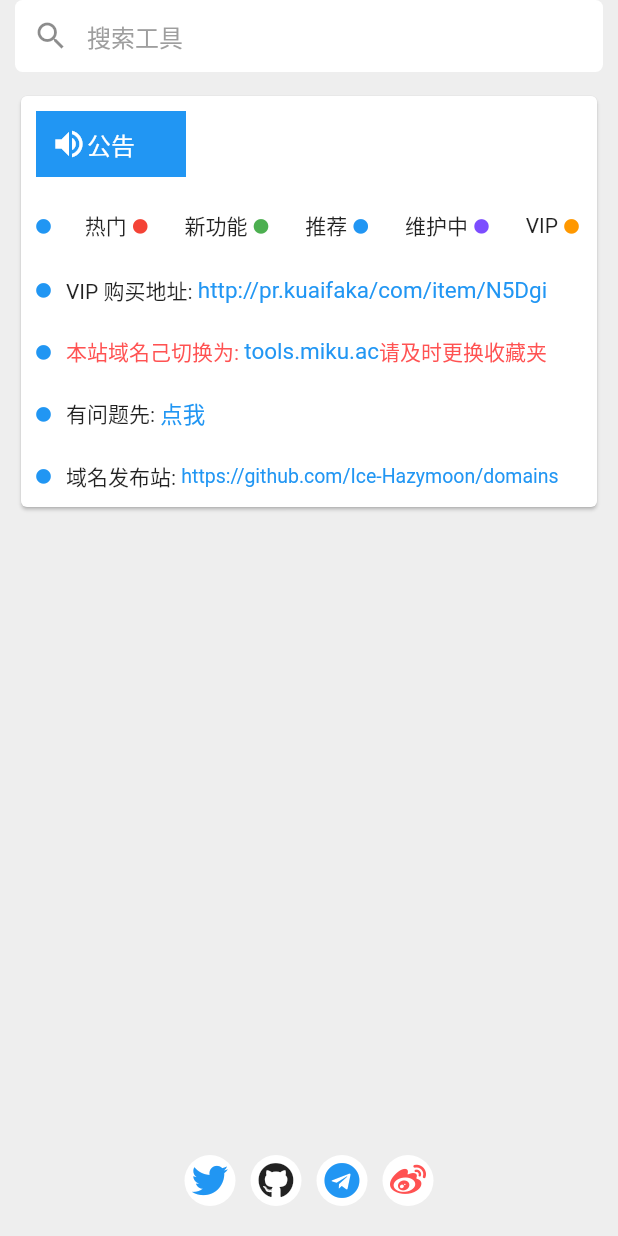
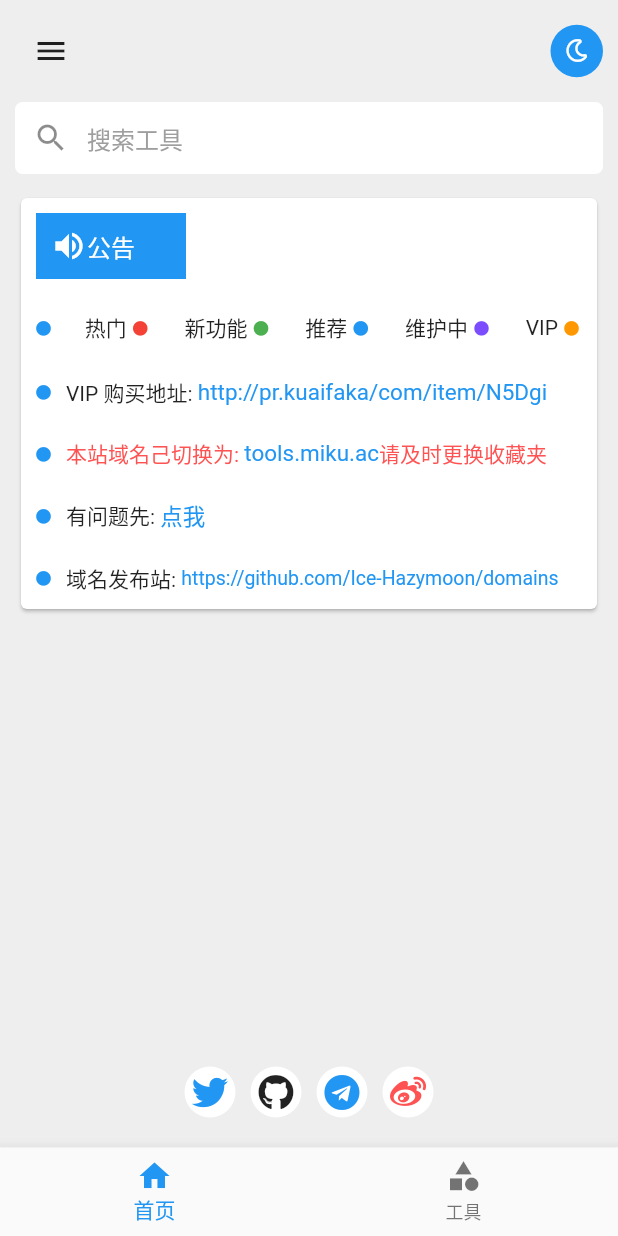
Before and after one commit to flutter-jp/miku_app, a Flutter app: the screen it shows after launch, after a tap on the "clear" icon, on a phone screen of 412 x 824 dp. Run offline on Flutter 3.47's test engine with Material 2 defaults, Android fonts, the phone set to English and light mode, and no system bars; our stand-ins replace badges, cookie_jar, dio, dio_cookie_manager, font_awesome_flutter, shared_preferences and 1 more; missing offline and left inert: flutter_custom_dialog.

Commit message:
添加drawer

```diff
--- /dev/null
+++ b/lib/component/drawer_switch.dart
@@ -0,0 +1,35 @@
+import 'package:flutter/material.dart';
+import 'package:font_awesome_flutter/font_awesome_flutter.dart';
+
+class DrawerSwitch extends StatelessWidget {
+  @override
+  Widget build(BuildContext context) {
+    return Container(
+      padding: EdgeInsets.all(10),
+      child: Row(
+        mainAxisAlignment: MainAxisAlignment.spaceBetween,
+        children: <Widget>[
+          Container(
+            child: IconButton(
+              icon: Icon(Icons.menu),
+              onPressed: () {
+                Scaffold.of(context).openDrawer();
+              },
+            ),
+          ),
+          Container(
+              padding: EdgeInsets.all(10),
+              decoration: BoxDecoration(
+                color: Theme.of(context).primaryColor,
+                borderRadius: BorderRadius.circular(100),
+              ),
+              child: Icon(
+                FontAwesomeIcons.moon,
+                color: Colors.white,
+                size: 15,
+              )),
+        ],
+      ),
+    );
+  }
+}
--- a/lib/pages/home/home_page.dart
+++ b/lib/pages/home/home_page.dart
@@ -1,5 +1,6 @@
 import 'package:flutter/material.dart';
 import 'package:miku/component/concat_me.dart';
+import 'package:miku/component/drawer_switch.dart';
 import 'package:miku/pages/home/my_comment.dart';
 import 'package:miku/pages/home/my_notice.dart';
 import 'package:miku/pages/home/my_search_box.dart';
@@ -16,6 +17,7 @@ class HomePage extends StatelessWidget {
             children: <Widget>[
               Column(
                 children: <Widget>[
+                  DrawerSwitch(),
                   MyNotice(),
                   MySearchBox(
                     color: Colors.white,
--- /dev/null
+++ b/lib/pages/index.dart
@@ -0,0 +1,73 @@
+import 'package:badges/badges.dart';
+
+import 'package:flutter/material.dart';
+import 'package:miku/pages/home/home_page.dart';
+import 'package:miku/pages/my_drawer_page.dart';
+import 'package:miku/pages/tool/tools_page.dart';
+
+/// 主面板：承载页面和导航
+class IndexPage extends StatefulWidget {
+  @override
+  _IndexPageState createState() => _IndexPageState();
+}
+
+class _IndexPageState extends State<IndexPage> {
+  int _currentIndex = 0;
+
+  @override
+  Widget build(BuildContext context) {
+    return Scaffold(
+      body: pages[_currentIndex],
+      drawer: MyDrawerPage(),
+      bottomNavigationBar: BottomNavigationBar(
+          type: BottomNavigationBarType.fixed,
+          currentIndex: _currentIndex,
+          onTap: (index) {
+            _onTapHandler(context, index);
+          },
+          items: buildNavigators(context)),
+    );
+  }
+
+  final List<Widget> pages = [
+    HomePage(),
+    ToolsPage(),
+  ];
+
+  List<BottomNavigationBarItem> buildNavigators(context) {
+    return [
+      BottomNavigationBarItem(
+        title: Text("首页"),
+        icon: _buildBoolIcon(Icons.home),
+      ),
+      BottomNavigationBarItem(
+        title: Text("工具"),
+        icon: _buildBoolIcon(Icons.category),
+      ),
+    ];
+  }
+
+  Widget _buildBoolIcon(IconData icon, {bool show = false}) {
+    if (show) {
+      return Badge(
+          position: BadgePosition.topRight(top: -10, right: -15),
+          badgeContent: Text(
+            "",
+            style: TextStyle(
+              color: Colors.white,
+            ),
+          ),
+          child: Icon(
+            icon,
+          ));
+    }
+
+    return Icon(icon);
+  }
+
+  void _onTapHandler(context, int index) {
+    setState(() {
+      _currentIndex = index;
+    });
+  }
+}
--- a/lib/pages/my_drawer_page.dart
+++ b/lib/pages/my_drawer_page.dart
@@ -1,8 +1,31 @@
 import 'package:flutter/material.dart';
+import 'package:miku/config/app_config.dart';
 
 class MyDrawerPage extends StatelessWidget {
   @override
   Widget build(BuildContext context) {
-    return Container();
+    return Drawer(
+      child: ListView(
+        padding: EdgeInsets.zero,
+        children: <Widget>[
+          UserAccountsDrawerHeader(
+            accountEmail: Text("xiaomo@xiaomo.info"),
+            accountName: Text("小莫"),
+            currentAccountPicture: CircleAvatar(
+              backgroundImage: AssetImage(
+                AppConfig.avatar,
+              ),
+            ),
+            decoration: BoxDecoration(
+              image: DecorationImage(
+                  image: AssetImage(
+                    AppConfig.accountBg,
+                  ),
+                  fit: BoxFit.cover),
+            ),
+          )
+        ],
+      ),
+    );
   }
 }
--- a/lib/pages/splash.dart
+++ b/lib/pages/splash.dart
@@ -1,6 +1,7 @@
 import 'package:flutter/material.dart';
 import 'package:miku/config/app_config.dart';
 import 'package:miku/pages/home/home_page.dart';
+import 'package:miku/pages/index.dart';
 
 ///
 /// 闪屏动画
@@ -39,7 +40,7 @@ class _SplashState extends State<SplashPage>
     var listener = (status) {
       if (status == AnimationStatus.completed) {
         Navigator.of(context).pushAndRemoveUntil(
-            MaterialPageRoute(builder: (context) => HomePage()),
+            MaterialPageRoute(builder: (context) => IndexPage()),
             (router) => router == null);
       }
     };
--- /dev/null
+++ b/lib/pages/tool/tools_page.dart
@@ -0,0 +1,8 @@
+import 'package:flutter/material.dart';
+
+class ToolsPage extends StatelessWidget {
+  @override
+  Widget build(BuildContext context) {
+    return Container();
+  }
+}
```
Also changed, not shown: lib/pages/tools_page.dart (deleted).
